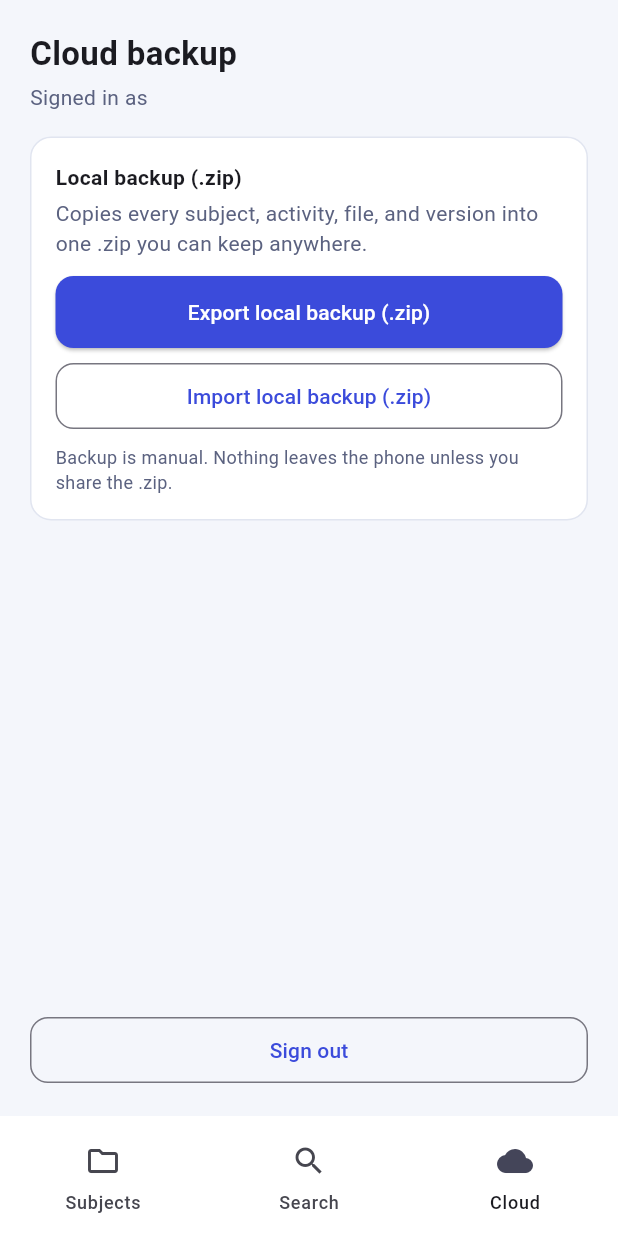
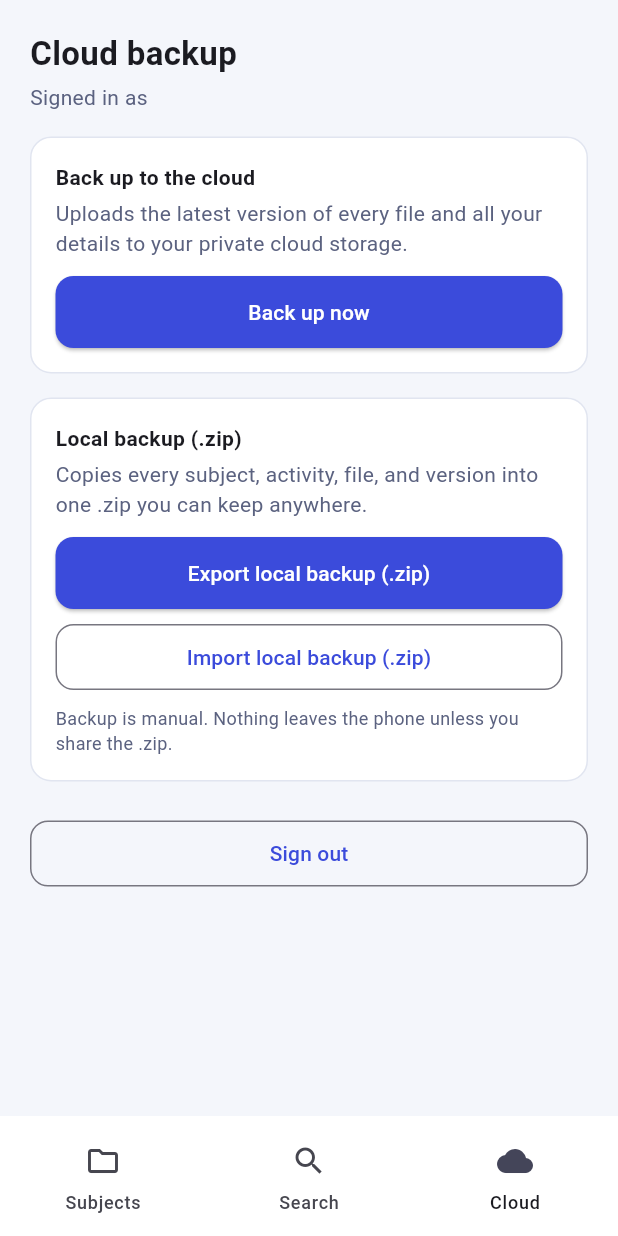
Before and after one commit to eequen/SubTrack, a Flutter app: the CloudPage screen opened by its route, on a phone screen of 412 x 824 dp. Run offline on Flutter 3.47's test engine with Material 3 defaults, Android fonts, the phone set to English and light mode, and no system bars; our stand-ins replace drift, drift_flutter, file_picker, flutter_local_notifications, flutter_riverpod, go_router and 6 more; accounts and stored records are empty; generated files the repository leaves out were written again.

Commit message:
feat(cloud): back up now with progress, cancel, and quota check

```diff
--- a/lib/features/cloud/cloud_page.dart
+++ b/lib/features/cloud/cloud_page.dart
@@ -1,17 +1,21 @@
+import 'dart:io';
+
 import 'package:flutter/material.dart';
 import 'package:flutter_riverpod/flutter_riverpod.dart';
 import 'package:go_router/go_router.dart';
 import 'package:share_plus/share_plus.dart';
 import 'package:subtrack/app/theme.dart';
 import 'package:subtrack/data/repositories/backup_repo.dart';
+import 'package:subtrack/data/repositories/cloud_repo.dart';
 import 'package:subtrack/features/auth/auth_providers.dart';
 import 'package:subtrack/features/backup/backup_providers.dart';
+import 'package:subtrack/features/cloud/cloud_providers.dart';
 import 'package:subtrack/features/semesters/semester_providers.dart';
 
 /// Screen 10 from AGENTS.md section 14: Cloud backup.
 ///
-/// Phase 4 delivers the local .zip export and import; the cloud buttons,
-/// storage bar, and settings arrive in Phase 5.
+/// Phase 5 delivers the manual Back up now button; Restore from cloud, the
+/// storage bar, and the Wi-Fi-only setting follow.
 class CloudPage extends ConsumerStatefulWidget {
   const CloudPage({super.key});
 
@@ -22,11 +26,62 @@ class CloudPage extends ConsumerStatefulWidget {
 class _CloudPageState extends ConsumerState<CloudPage> {
   bool _exporting = false;
   bool _importing = false;
+  bool _backingUp = false;
+  bool _cancelRequested = false;
+  String? _progressText;
 
   void _snack(String message) {
     if (!mounted) return;
     ScaffoldMessenger.of(context)
         .showSnackBar(SnackBar(content: Text(message)));
+  }
+
+  /// Back up now (AGENTS.md section 9, Phase 5 task 5): manual upload with
+  /// progress and cancel.
+  Future<void> _backupNow() async {
+    setState(() {
+      _backingUp = true;
+      _cancelRequested = false;
+      _progressText = null;
+    });
+    try {
+      await ref
+          .read(cloudRepoProvider)
+          .backupNow(
+            onProgress: (progress) {
+              if (!mounted) return;
+              setState(() {
+                _progressText = switch (progress.phase) {
+                  CloudBackupPhase.preparing => 'Preparing...',
+                  CloudBackupPhase.metadata => 'Uploading details...',
+                  CloudBackupPhase.blobs =>
+                    progress.total == 0
+                        ? null
+                        : 'Uploading files ${progress.current} of '
+                              '${progress.total}...',
+                  CloudBackupPhase.done => null,
+                };
+              });
+            },
+            cancelled: () => _cancelRequested,
+          );
+      _snack('Backed up to the cloud.');
+    } on CloudBackupCancelled {
+      _snack('Backup cancelled.');
+    } on CloudBackupException catch (e) {
+      _snack(e.message);
+    } on SocketException {
+      _snack('No internet connection. Cloud backup needs the internet.');
+    } catch (e) {
+      _snack('Could not back up: $e');
+    } finally {
+      if (mounted) {
+        setState(() {
+          _backingUp = false;
+          _progressText = null;
+        });
+      }
+    }
   }
 
   /// Export (AGENTS.md section 9, task 4) and hand the .zip to the share
@@ -101,6 +156,7 @@ class _CloudPageState extends ConsumerState<CloudPage> {
       body: SafeArea(
         child: Padding(
           padding: const EdgeInsets.all(AppTheme.screenPadding),
+          child: SingleChildScrollView(
             child: Column(
               crossAxisAlignment: CrossAxisAlignment.stretch,
               children: [
@@ -112,6 +168,58 @@ class _CloudPageState extends ConsumerState<CloudPage> {
                 Text(
                   'Signed in as $email',
                   style: const TextStyle(color: AppColors.mutedText),
+                ),
+                const SizedBox(height: 16),
+                Container(
+                  padding: const EdgeInsets.all(16),
+                  decoration: BoxDecoration(
+                    color: AppColors.card,
+                    borderRadius: BorderRadius.circular(AppTheme.cardRadius),
+                    border: Border.all(color: AppColors.cardBorder),
+                  ),
+                  child: Column(
+                    crossAxisAlignment: CrossAxisAlignment.stretch,
+                    children: [
+                      const Text(
+                        'Back up to the cloud',
+                        style: TextStyle(fontWeight: FontWeight.bold),
+                      ),
+                      const SizedBox(height: 4),
+                      const Text(
+                        'Uploads the latest version of every file and all your '
+                        'details to your private cloud storage.',
+                        style: TextStyle(color: AppColors.mutedText),
+                      ),
+                      const SizedBox(height: 12),
+                      ElevatedButton(
+                        onPressed: _backingUp ? null : _backupNow,
+                        child: Text(
+                          _backingUp ? 'Backing up...' : 'Back up now',
+                        ),
+                      ),
+                      if (_backingUp) ...[
+                        const SizedBox(height: 8),
+                        Row(
+                          children: [
+                            const Expanded(child: LinearProgressIndicator()),
+                            TextButton(
+                              onPressed: () =>
+                                  setState(() => _cancelRequested = true),
+                              child: const Text('Cancel'),
+                            ),
+                          ],
+                        ),
+                        if (_progressText != null)
+                          Text(
+                            _progressText!,
+                            style: const TextStyle(
+                              color: AppColors.mutedText,
+                              fontSize: 12,
+                            ),
+                          ),
+                      ],
+                    ],
+                  ),
                 ),
                 const SizedBox(height: 16),
                 Container(
@@ -164,7 +272,7 @@ class _CloudPageState extends ConsumerState<CloudPage> {
                     ],
                   ),
                 ),
-              const Spacer(),
+                const SizedBox(height: 24),
                 OutlinedButton(
                   onPressed: () async {
                     await ref.read(authControllerProvider.notifier).signOut();
@@ -176,6 +284,7 @@ class _CloudPageState extends ConsumerState<CloudPage> {
             ),
           ),
         ),
+      ),
     );
   }
 }
```
Also changed, not shown: lib/data/repositories/cloud_repo.dart (+239 -2 lines), lib/features/cloud/cloud_providers.dart (added, +28 -0 lines), lib/features/cloud/supabase_cloud_api.dart (added, +69 -0 lines), 2 other files. Lines whose indentation alone changed are shown as unchanged.
